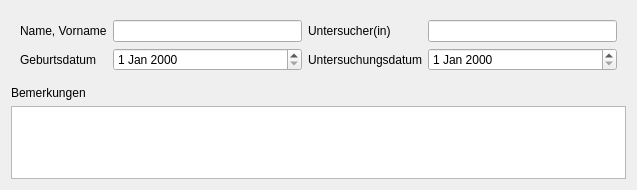
mandlm/ESGRAF48, file source/MetaData/MetaDataWidget.ui: the form before one commit.
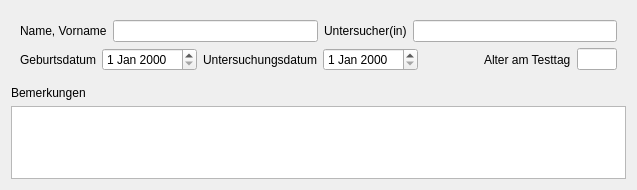
The form after the commit.

Commit message: added age display to meta-data tab

Diff of the .ui file:
```diff
--- a/source/MetaData/MetaDataWidget.ui
+++ b/source/MetaData/MetaDataWidget.ui
@@ -16,46 +16,102 @@
   <layout class="QVBoxLayout" name="verticalLayout">
    <item>
     <widget class="QWidget" name="upperArea" native="true">
-     <layout class="QGridLayout" name="gridLayout">
-      <item row="2" column="2">
-       <widget class="QLabel" name="dateOfTestLabel">
-        <property name="text">
-         <string>Untersuchungsdatum</string>
-        </property>
-       </widget>
-      </item>
-      <item row="1" column="1">
-       <widget class="QLineEdit" name="participantLineEdit"/>
-      </item>
-      <item row="2" column="0">
-       <widget class="QLabel" name="dateOfBirthLabel">
-        <property name="text">
-         <string>Geburtsdatum</string>
-        </property>
-       </widget>
-      </item>
-      <item row="1" column="0">
+     <layout class="QVBoxLayout" name="verticalLayout_2">
+      <item>
+       <layout class="QHBoxLayout" name="personsLayout">
+        <item>
        <widget class="QLabel" name="participantLabel">
         <property name="text">
          <string>Name, Vorname</string>
         </property>
        </widget>
       </item>
-      <item row="1" column="3">
-       <widget class="QLineEdit" name="instructorLineEdit"/>
-      </item>
-      <item row="1" column="2">
+        <item>
+         <widget class="QLineEdit" name="participantLineEdit"/>
+        </item>
+        <item>
        <widget class="QLabel" name="instructorLabel">
         <property name="text">
          <string>Untersucher(in)</string>
         </property>
        </widget>
       </item>
-      <item row="2" column="3">
-       <widget class="QDateEdit" name="dateOfTestDateEdit"/>
-      </item>
-      <item row="2" column="1">
+        <item>
+         <widget class="QLineEdit" name="instructorLineEdit"/>
+        </item>
+       </layout>
+      </item>
+      <item>
+       <layout class="QHBoxLayout" name="datesLayout">
+        <item>
+         <widget class="QLabel" name="dateOfBirthLabel">
+          <property name="text">
+           <string>Geburtsdatum</string>
+          </property>
+         </widget>
+        </item>
+        <item>
        <widget class="QDateEdit" name="dateOfBirthDateEdit"/>
+        </item>
+        <item>
+         <widget class="QLabel" name="dateOfTestLabel">
+          <property name="text">
+           <string>Untersuchungsdatum</string>
+          </property>
+         </widget>
+        </item>
+        <item>
+         <widget class="QDateEdit" name="dateOfTestDateEdit"/>
+        </item>
+        <item>
+         <spacer name="horizontalSpacer">
+          <property name="orientation">
+           <enum>Qt::Horizontal</enum>
+          </property>
+          <property name="sizeHint" stdset="0">
+           <size>
+            <width>40</width>
+            <height>20</height>
+           </size>
+          </property>
+         </spacer>
+        </item>
+        <item>
+         <widget class="QLabel" name="ageLabel">
+          <property name="text">
+           <string>Alter am Testtag</string>
+          </property>
+         </widget>
+        </item>
+        <item>
+         <widget class="QLineEdit" name="ageLineEdit">
+          <property name="sizePolicy">
+           <sizepolicy hsizetype="Fixed" vsizetype="Fixed">
+            <horstretch>0</horstretch>
+            <verstretch>0</verstretch>
+           </sizepolicy>
+          </property>
+          <property name="minimumSize">
+           <size>
+            <width>40</width>
+            <height>0</height>
+           </size>
+          </property>
+          <property name="maximumSize">
+           <size>
+            <width>40</width>
+            <height>16777215</height>
+           </size>
+          </property>
+          <property name="focusPolicy">
+           <enum>Qt::NoFocus</enum>
+          </property>
+          <property name="readOnly">
+           <bool>true</bool>
+          </property>
+         </widget>
+        </item>
+       </layout>
       </item>
      </layout>
     </widget>
```
Lines whose indentation alone changed are shown as unchanged. The commit also changes 5 other files.
